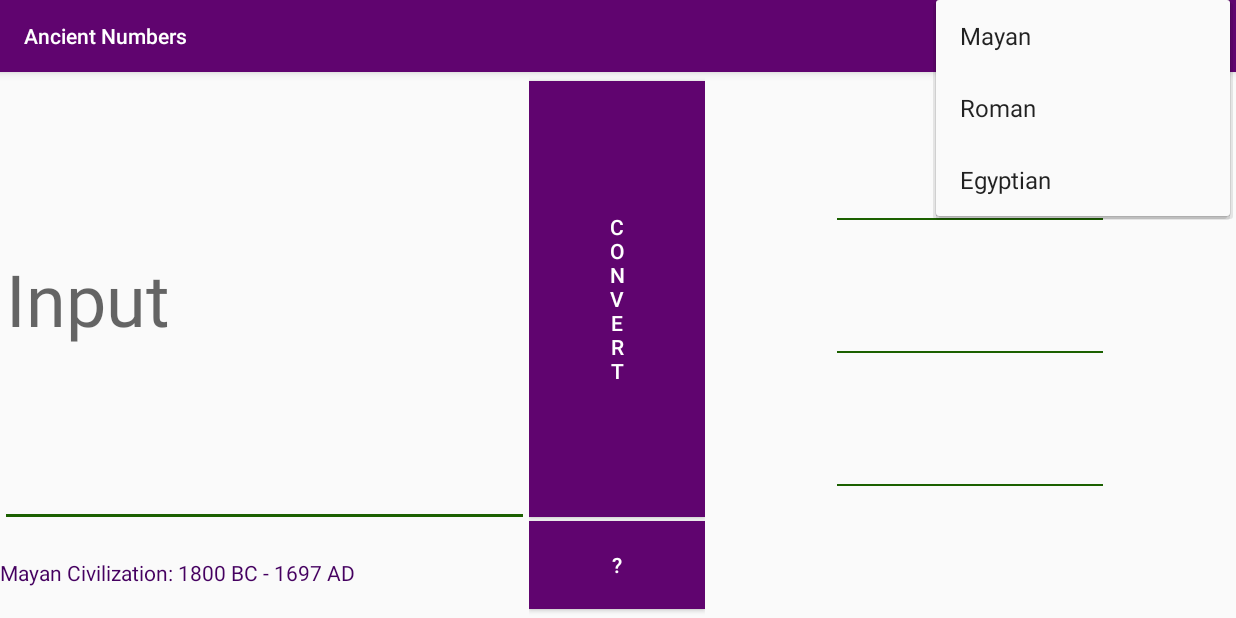
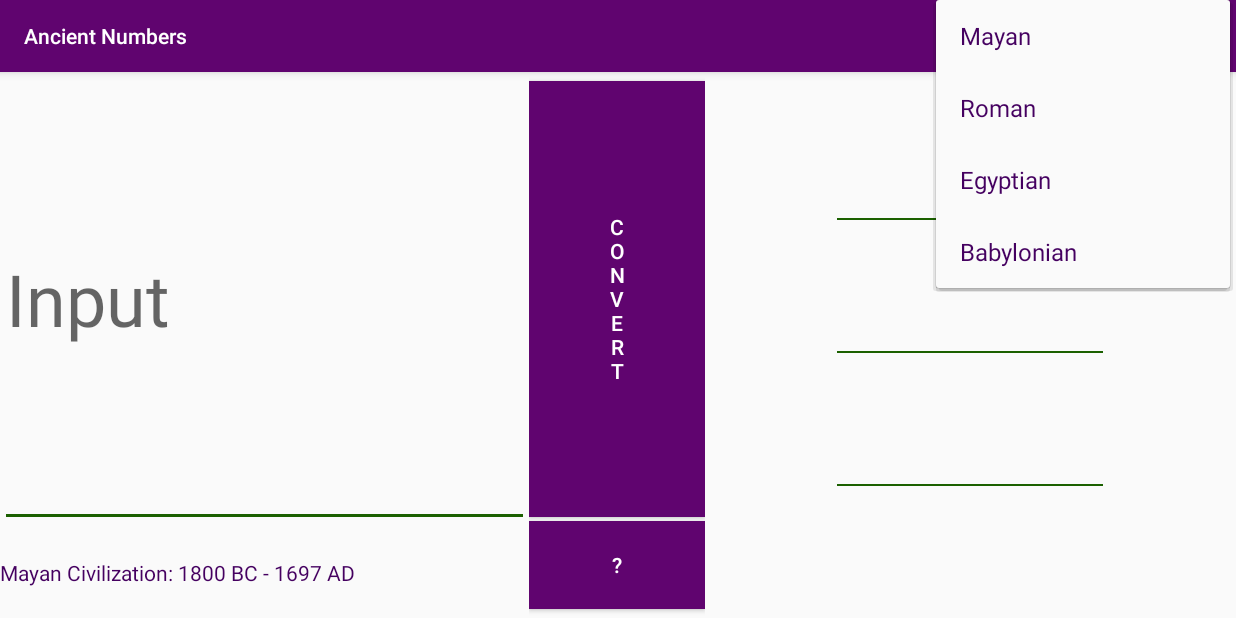
Before and after one commit to TomEddy/AncientNumbers, an Android app: the screen it shows after launch (MainActivity), with the options menu open, on a phone screen of 824 x 412 dp (held sideways). Run offline under Robolectric (Android 15) with nearby library versions, the phone set to English and light mode, and no system bars.

Commit message:
Day 8
Added Babylonian number converter for numbers 1-59. Visuals for Egyptian
and Babylonian systems glitchy.

```diff
--- /dev/null
+++ b/app/src/main/java/ancientnumbers/eddytom/com/ancientnumbers/Bab_Converter.java
@@ -0,0 +1,94 @@
+package ancientnumbers.eddytom.com.ancientnumbers;
+
+import android.support.v7.app.AppCompatActivity;
+import android.view.View;
+import android.widget.ImageView;
+
+import java.util.ArrayList;
+
+public class Bab_Converter extends AppCompatActivity {
+
+    ArrayList<ImageView> nodeList;
+    ArrayList<Integer> image_Resources_Ones;
+    ArrayList<Integer> image_Resources_Tens;
+
+    Bab_Converter(ArrayList<ImageView> n) {
+        nodeList = n;
+        int one, two, three, four, five, six, seven, eight, nine, ten, twenty, thirty, forty, fifty;
+        one = R.drawable.bab_1;
+        two = R.drawable.bab_2;
+        three = R.drawable.bab_3;
+        four = R.drawable.bab_4;
+        five = R.drawable.bab_5;
+        six = R.drawable.bab_6;
+        seven = R.drawable.bab_7;
+        eight = R.drawable.bab_8;
+        nine = R.drawable.bab_9;
+        ten = R.drawable.bab_10;
+        twenty = R.drawable.bab_20;
+        thirty = R.drawable.bab_30;
+        forty = R.drawable.bab_40;
+        fifty = R.drawable.bab_50;
+
+        image_Resources_Ones = new ArrayList<>();
+        image_Resources_Tens = new ArrayList<>();
+
+        image_Resources_Ones.add(one);
+        image_Resources_Ones.add(two);
+        image_Resources_Ones.add(three);
+        image_Resources_Ones.add(four);
+        image_Resources_Ones.add(five);
+        image_Resources_Ones.add(six);
+        image_Resources_Ones.add(seven);
+        image_Resources_Ones.add(eight);
+        image_Resources_Ones.add(nine);
+        image_Resources_Tens.add(ten);
+        image_Resources_Tens.add(twenty);
+        image_Resources_Tens.add(thirty);
+        image_Resources_Tens.add(forty);
+        image_Resources_Tens.add(fifty);
+    }
+
+    //Only working for 1-59
+    private int tier(int num, int tier) {
+        int level = 1;
+        int one_counter = 0;
+        int tens_counter = 0;
+        for (int i = 0; i < tier; i++) {
+            level = level * 60;
+        }
+        //Seems Wrong For higher tiers
+        if (num >= level * 10) {
+            while (num >= level * 10) {
+                tens_counter++;
+                num = num - level * 10;
+            }
+            nodeList.get(1).setVisibility(View.VISIBLE);
+            nodeList.get(1).setImageResource(image_Resources_Tens.get(tens_counter - 1));
+        }
+        while (num >= level) {
+            one_counter++;
+            num = num - level;
+        }
+        nodeList.get(0).setVisibility(View.VISIBLE);
+        nodeList.get(0).setImageResource(image_Resources_Ones.get(one_counter - 1));
+        return num;
+    }
+
+    public void setNum(int n) {
+        int num = n;
+
+        if (num >= 216000) {
+            num = tier(num, 3);
+        }
+        if (num >= 3600) {
+            num = tier(num, 2);
+        }
+        if (num >= 60) {
+            num = tier(num, 1);
+        }
+        if (num > 0) {
+            num = tier(num, 0);
+        }
+    }
+}
--- a/app/src/main/java/ancientnumbers/eddytom/com/ancientnumbers/MainActivity.java
+++ b/app/src/main/java/ancientnumbers/eddytom/com/ancientnumbers/MainActivity.java
@@ -22,7 +22,7 @@ import java.util.ArrayList;
 public class MainActivity extends AppCompatActivity {
 
     TableLayout output_mayan;
-    LinearLayout output_egypt;
+    LinearLayout output_egypt, output_bab;
     TextView output_roman;
     Space m1space, m2space;
     Button convert, help;
@@ -31,13 +31,15 @@ public class MainActivity extends AppCompatActivity {
     ImageView er211, er212,er213,er221,er222,er223,er231,er232,er233;
     ImageView er311, er312,er313,er321,er322,er323,er331,er332,er333;
     ImageView er411, er412,er413,er421,er422,er423,er431,er432,er433;
-    ArrayList<ImageView> mayan_nodeList, mayan_zeroList, egypt_nodeList;
+    ImageView bab1,bab10;
+    ArrayList<ImageView> mayan_nodeList, mayan_zeroList, egypt_nodeList, bab_nodelist;
     EditText input;
     TextView civ_detail;
     Roman_Converter r;
     Egyptian_Converter e;
     Mayan_Converter m;
-    boolean mayan_on = true, roman_on = false, egypt_on = false;
+    Bab_Converter b;
+    boolean mayan_on = true, roman_on = false, egypt_on = false, bab_on = false;
 
     @Override
     protected void onCreate(Bundle savedInstanceState) {
@@ -275,10 +277,20 @@ public class MainActivity extends AppCompatActivity {
         egypt_nodeList.add(er432);
         egypt_nodeList.add(er433);
 
+        //Babylonian Output
+        output_bab = findViewById(R.id.output_bab);
+
+        bab1 = findViewById(R.id.bab_one);
+        bab10 = findViewById(R.id.bab_tens);
+        bab_nodelist =  new ArrayList<>();
+        bab_nodelist.add(bab1);
+        bab_nodelist.add(bab10);
+
         //Converter Creation
         m = new Mayan_Converter(mayan_nodeList, mayan_zeroList);
         r = new Roman_Converter(output_roman);
         e = new Egyptian_Converter(egypt_nodeList);
+        b = new Bab_Converter(bab_nodelist);
 
         convert.setOnClickListener(new View.OnClickListener() {
             @Override
@@ -300,6 +312,9 @@ public class MainActivity extends AppCompatActivity {
                 output_roman.setText("");
                 for (int i = 0; i < egypt_nodeList.size(); i++) {
                     egypt_nodeList.get(i).setVisibility(View.GONE);
+                }
+                for (int i = 0; i < bab_nodelist.size(); i++) {
+                    bab_nodelist.get(i).setVisibility(View.GONE);
                 }
 
                 //Logic gates to chose the converter and set maximums for them.
@@ -326,6 +341,14 @@ public class MainActivity extends AppCompatActivity {
                         Toast.makeText(MainActivity.this, "Please enter a number within 1-9999.", Toast.LENGTH_LONG).show();
                     }
                 }
+
+                if (bab_on) {
+                    if (num <= 59) {
+                        b.setNum(num);
+                    } else {
+                        Toast.makeText(MainActivity.this, "Please enter a number within 1-59.", Toast.LENGTH_LONG).show();
+                    }
+                }
             }
         });
 
@@ -346,6 +369,11 @@ public class MainActivity extends AppCompatActivity {
 
                 if(egypt_on){
                     browInt = new Intent(Intent.ACTION_VIEW, Uri.parse("https://discoveringegypt.com/egyptian-hieroglyphic-writing/egyptian-mathematics-numbers-hieroglyphs/"));
+                    startActivity(browInt);
+                }
+
+                if(bab_on){
+                    browInt = new Intent(Intent.ACTION_VIEW, Uri.parse("http://www-history.mcs.st-and.ac.uk/HistTopics/Babylonian_numerals.html"));
                     startActivity(browInt);
                 }
                 }
@@ -375,9 +403,11 @@ public class MainActivity extends AppCompatActivity {
             m2space.setVisibility(View.VISIBLE);
             output_roman.setVisibility(View.GONE);
             output_egypt.setVisibility(View.GONE);
+            output_bab.setVisibility(View.GONE);
             mayan_on = true;
             roman_on = false;
             egypt_on = false;
+            bab_on = false;
             //Fact check needed
             civ_detail.setText("Mayan Civilization: 1800 BC - 1697 AD");
          }
@@ -390,9 +420,11 @@ public class MainActivity extends AppCompatActivity {
                 output_egypt.setVisibility(View.GONE);
                 m1space.setVisibility(View.GONE);
                 m2space.setVisibility(View.GONE);
+                output_bab.setVisibility(View.GONE);
                 mayan_on = false;
                 egypt_on = false;
                 roman_on = true;
+                bab_on = false;
                 //Fact check needed
                 civ_detail.setText("Roman Empire: 753 BC - 1453 AD");
             }
@@ -406,13 +438,33 @@ public class MainActivity extends AppCompatActivity {
                 output_egypt.setVisibility(View.VISIBLE);
                 m1space.setVisibility(View.GONE);
                 m2space.setVisibility(View.GONE);
+                output_bab.setVisibility(View.GONE);
                 mayan_on = false;
+                bab_on = false;
                 egypt_on = true;
                 roman_on = false;
                 //Fact check needed
                 civ_detail.setText("Ancient Egypt: 3100 BC - 30 BC");
             }
         }
+
+        if (id == R.id.action_settings_bab){
+            if(!bab_on){
+                Toast.makeText(MainActivity.this, "Switching to Babylonian Converter", Toast.LENGTH_LONG).show();
+                output_bab.setVisibility(View.VISIBLE);
+                output_roman.setVisibility(View.GONE);
+                output_mayan.setVisibility(View.GONE);
+                output_egypt.setVisibility(View.GONE);
+                m1space.setVisibility(View.GONE);
+                m2space.setVisibility(View.GONE);
+                bab_on = true;
+                mayan_on = false;
+                egypt_on = false;
+                roman_on = false;
+                //Fact check needed
+                civ_detail.setText("Ancient Babylonia: 1895 BC - 539 BC");
+            }
+        }
         return super.onOptionsItemSelected(item);
     }
 }
--- a/app/src/main/res/layout/content_main.xml
+++ b/app/src/main/res/layout/content_main.xml
@@ -1473,7 +1473,41 @@
             </TableLayout>
         </LinearLayout>
 
+        <LinearLayout
+            android:id="@+id/output_bab"
+            android:layout_width="0dp"
+            android:layout_height="match_parent"
+            android:layout_weight="12"
+            android:gravity="center"
+            android:orientation="horizontal"
+            android:visibility="gone">
+
+
+            <ImageView
+                android:id="@+id/bab_tens"
+                android:layout_width="match_parent"
+                android:layout_height="fill_parent"
+                android:layout_weight="1"
+                android:adjustViewBounds="true"
+                android:scaleType="centerInside"
+                android:visibility="gone"
+                app:srcCompat="@drawable/bab_10" />
+
+            <ImageView
+                android:id="@+id/bab_one"
+                android:layout_width="match_parent"
+                android:layout_height="fill_parent"
+                android:layout_weight="1"
+                android:adjustViewBounds="true"
+                android:scaleType="centerInside"
+                android:visibility="gone"
+                app:srcCompat="@drawable/bab_1" />
+
+        </LinearLayout>
+
     </LinearLayout>
 
 
+
+
 </android.support.constraint.ConstraintLayout>
--- a/app/src/main/res/menu/menu_main.xml
+++ b/app/src/main/res/menu/menu_main.xml
@@ -2,6 +2,8 @@
     xmlns:app="http://schemas.android.com/apk/res-auto"
     xmlns:tools="http://schemas.android.com/tools"
     tools:context="ancientnumbers.eddytom.com.ancientnumbers.MainActivity">
+
+
     <item
         android:id="@+id/action_settings_mayan"
         android:orderInCategory="100"
@@ -18,4 +20,11 @@
         android:orderInCategory="100"
         android:title="@string/action_settings_egypt"
         app:showAsAction="never" />
+
+    <item
+        android:id="@+id/action_settings_bab"
+        android:orderInCategory="100"
+        android:title="@string/babylonian"
+        app:showAsAction="never" />
+
 </menu>
--- a/app/src/main/res/values/strings.xml
+++ b/app/src/main/res/values/strings.xml
@@ -7,4 +7,5 @@
     <string name="Convert">C\no\nn\nv\ne\nr\nt</string>
     <string name="input">Input</string>
     <string name="mayan_civ">Mayan Civilization: 1800 BC - 1697 AD</string>
+    <string name="babylonian">Babylonian</string>
 </resources>
--- a/app/src/main/res/values/styles.xml
+++ b/app/src/main/res/values/styles.xml
@@ -6,6 +6,7 @@
         <item name="colorPrimary">@color/colorPrimary</item>
         <item name="colorPrimaryDark">@color/colorPrimaryDark</item>
         <item name="colorAccent">@color/colorAccent</item>
+        <item name="android:textColor">@color/colorPrimaryDark</item>
     </style>
 
     <style name="AppTheme.NoActionBar">
@@ -23,5 +24,4 @@
         <item name="android:background">@color/colorAccent</item>
     </style>
 
-
 </resources>
```
Also changed, not shown: app/src/main/res/font/caesar_dressing.ttf (deleted), app/src/main/res/font/medievalsharp.ttf (deleted).
